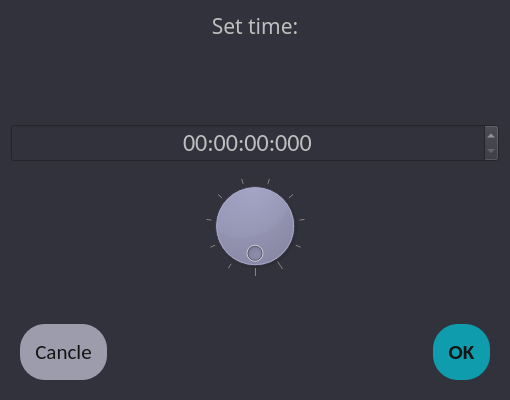
Qt form Timer/timersetter.ui (WAG13/Timer-Qt) before a commit.
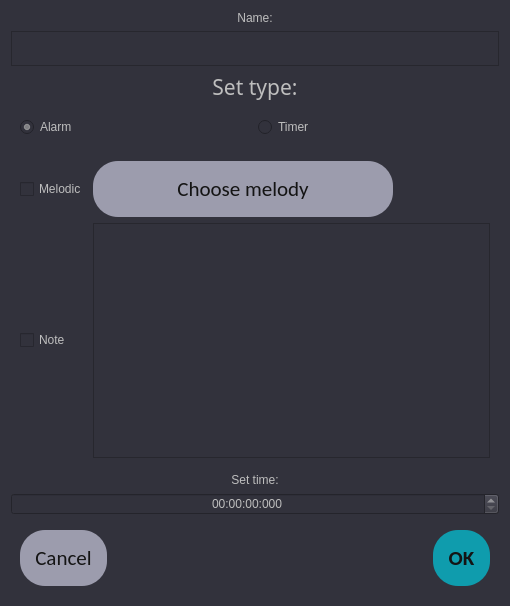
The same form after that commit. Icons and pictures are not drawn.

Patch:
```diff
--- a/Timer/timersetter.ui
+++ b/Timer/timersetter.ui
@@ -7,7 +7,7 @@
     <x>0</x>
     <y>0</y>
     <width>510</width>
-    <height>400</height>
+    <height>606</height>
    </rect>
   </property>
   <property name="maximumSize">
@@ -28,6 +28,36 @@
      <property name="sizeConstraint">
       <enum>QLayout::SetDefaultConstraint</enum>
      </property>
+     <item>
+      <widget class="QLabel" name="label_3">
+       <property name="styleSheet">
+        <string notr="true">color: rgb(190, 190, 190);
+font: 25 16pt &quot;Calibri Light&quot;;</string>
+       </property>
+       <property name="text">
+        <string>Name:</string>
+       </property>
+       <property name="alignment">
+        <set>Qt::AlignCenter</set>
+       </property>
+      </widget>
+     </item>
+     <item>
+      <widget class="QPlainTextEdit" name="plainTextEdit">
+       <property name="maximumSize">
+        <size>
+         <width>16777215</width>
+         <height>35</height>
+        </size>
+       </property>
+       <property name="lineWrapMode">
+        <enum>QPlainTextEdit::WidgetWidth</enum>
+       </property>
+       <property name="overwriteMode">
+        <bool>false</bool>
+       </property>
+      </widget>
+     </item>
      <item alignment="Qt::AlignTop">
       <widget class="QLabel" name="label">
        <property name="maximumSize">
@@ -40,10 +70,128 @@
         <font>
          <family>Calibri Light</family>
          <pointsize>16</pointsize>
+         <weight>3</weight>
+         <italic>false</italic>
+         <bold>false</bold>
         </font>
        </property>
        <property name="styleSheet">
-        <string notr="true">color: rgb(190, 190, 190);</string>
+        <string notr="true">color: rgb(190, 190, 190);
+font: 25 16pt &quot;Calibri Light&quot;;</string>
+       </property>
+       <property name="text">
+        <string>Set type:</string>
+       </property>
+       <property name="alignment">
+        <set>Qt::AlignCenter</set>
+       </property>
+      </widget>
+     </item>
+     <item>
+      <widget class="QWidget" name="widget" native="true">
+       <layout class="QHBoxLayout" name="horizontalLayout_2">
+        <item alignment="Qt::AlignTop">
+         <widget class="QRadioButton" name="radio_alarm">
+          <property name="styleSheet">
+           <string notr="true">image: url(:/rec/Timer_icons/alarm.png);
+color: rgb(190, 190, 190);
+font: 25 16pt &quot;Calibri Light&quot;;</string>
+          </property>
+          <property name="text">
+           <string>Alarm</string>
+          </property>
+          <property name="checked">
+           <bool>true</bool>
+          </property>
+         </widget>
+        </item>
+        <item alignment="Qt::AlignTop">
+         <widget class="QRadioButton" name="radio_timer">
+          <property name="styleSheet">
+           <string notr="true">image: url(:/rec/Timer_icons/timer.png);
+color: rgb(190, 190, 190);
+font: 25 16pt &quot;Calibri Light&quot;;</string>
+          </property>
+          <property name="text">
+           <string>Timer</string>
+          </property>
+         </widget>
+        </item>
+       </layout>
+      </widget>
+     </item>
+     <item>
+      <widget class="QWidget" name="horizontalWidget" native="true">
+       <property name="font">
+        <font>
+         <family>Calibri Light</family>
+         <pointsize>16</pointsize>
+        </font>
+       </property>
+       <layout class="QGridLayout" name="gridLayout_2">
+        <property name="sizeConstraint">
+         <enum>QLayout::SetDefaultConstraint</enum>
+        </property>
+        <item row="0" column="0">
+         <widget class="QCheckBox" name="check_melody">
+          <property name="styleSheet">
+           <string notr="true">color: rgb(190, 190, 190);
+font: 25 14pt &quot;Calibri Light&quot;;</string>
+          </property>
+          <property name="text">
+           <string>Melodic</string>
+          </property>
+         </widget>
+        </item>
+        <item row="0" column="1">
+         <widget class="QPushButton" name="melody_button">
+          <property name="maximumSize">
+           <size>
+            <width>300</width>
+            <height>16777215</height>
+           </size>
+          </property>
+          <property name="font">
+           <font>
+            <family>Calibri</family>
+            <pointsize>16</pointsize>
+           </font>
+          </property>
+          <property name="styleSheet">
+           <string notr="true">color:rgb(20, 20, 20);
+background-color: rgba(200, 200, 220, 180);
+border-radius: 25px;
+padding: 15px;
+min-width: 5em;</string>
+          </property>
+          <property name="text">
+           <string>Choose melody</string>
+          </property>
+         </widget>
+        </item>
+        <item row="1" column="0">
+         <widget class="QCheckBox" name="check_note">
+          <property name="styleSheet">
+           <string notr="true">color: rgb(190, 190, 190);
+font: 25 14pt &quot;Calibri Light&quot;;color: rgb(190, 190, 190);
+font: 25 14pt &quot;Calibri Light&quot;;</string>
+          </property>
+          <property name="text">
+           <string>Note</string>
+          </property>
+         </widget>
+        </item>
+        <item row="1" column="1">
+         <widget class="QTextEdit" name="textEdit"/>
+        </item>
+       </layout>
+      </widget>
+     </item>
+     <item>
+      <widget class="QLabel" name="label_2">
+       <property name="styleSheet">
+        <string notr="true">color: rgb(190, 190, 190);
+font: 25 16pt &quot;Calibri Light&quot;;</string>
        </property>
        <property name="text">
         <string>Set time:</string>
@@ -53,79 +201,19 @@
        </property>
       </widget>
      </item>
-     <item>
+     <item alignment="Qt::AlignTop">
       <widget class="QTimeEdit" name="timeEdit">
-       <property name="minimumSize">
-        <size>
-         <width>480</width>
-         <height>0</height>
-        </size>
-       </property>
-       <property name="font">
-        <font>
-         <family>Calibri</family>
-         <pointsize>18</pointsize>
-        </font>
-       </property>
        <property name="styleSheet">
         <string notr="true">color: rgb(190, 190, 190);</string>
        </property>
        <property name="alignment">
         <set>Qt::AlignCenter</set>
        </property>
-       <property name="buttonSymbols">
-        <enum>QAbstractSpinBox::UpDownArrows</enum>
-       </property>
-       <property name="dateTime">
-        <datetime>
-         <hour>0</hour>
-         <minute>0</minute>
-         <second>0</second>
-         <year>2019</year>
-         <month>12</month>
-         <day>1</day>
-        </datetime>
-       </property>
-       <property name="maximumDateTime">
-        <datetime>
-         <hour>23</hour>
-         <minute>59</minute>
-         <second>59</second>
-         <year>2019</year>
-         <month>12</month>
-         <day>1</day>
-        </datetime>
-       </property>
-       <property name="currentSection">
-        <enum>QDateTimeEdit::MSecSection</enum>
-       </property>
        <property name="displayFormat">
         <string>HH:mm:ss:zzz</string>
        </property>
-      </widget>
-     </item>
-     <item alignment="Qt::AlignBottom">
-      <widget class="QDial" name="dial">
-       <property name="font">
-        <font>
-         <family>Calibri Light</family>
-         <pointsize>16</pointsize>
-        </font>
-       </property>
-       <property name="value">
-        <number>0</number>
-       </property>
-       <property name="orientation">
-        <enum>Qt::Horizontal</enum>
-       </property>
-       <property name="wrapping">
-        <bool>true</bool>
-       </property>
-       <property name="notchTarget">
-        <double>8.699999999999999</double>
-       </property>
-       <property name="notchesVisible">
-        <bool>true</bool>
+       <property name="timeSpec">
+        <enum>Qt::LocalTime</enum>
        </property>
       </widget>
      </item>
@@ -148,7 +236,7 @@
 min-width: 5em;</string>
           </property>
           <property name="text">
-           <string>Cancle</string>
+           <string>Cancel</string>
           </property>
          </widget>
         </item>
```
Left out of the diff: 3 changed lines with no effect on the pictures.
